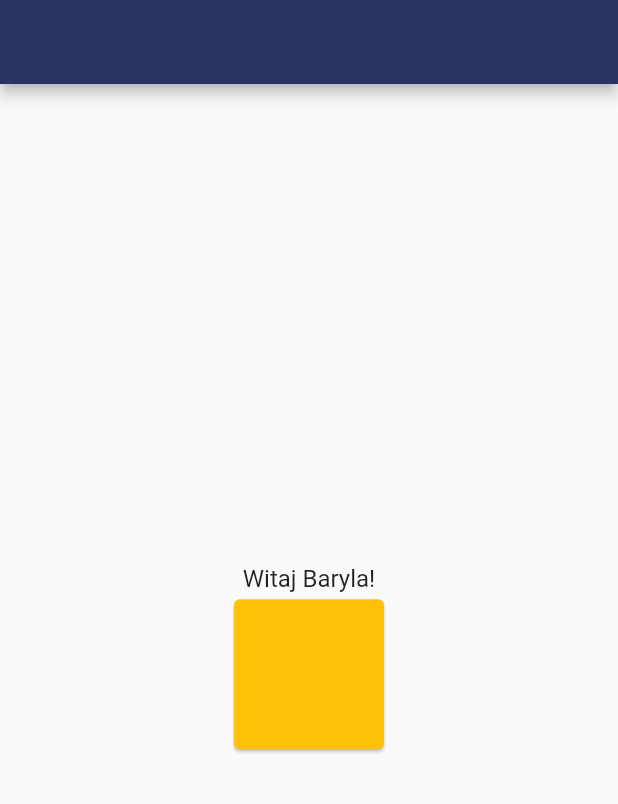
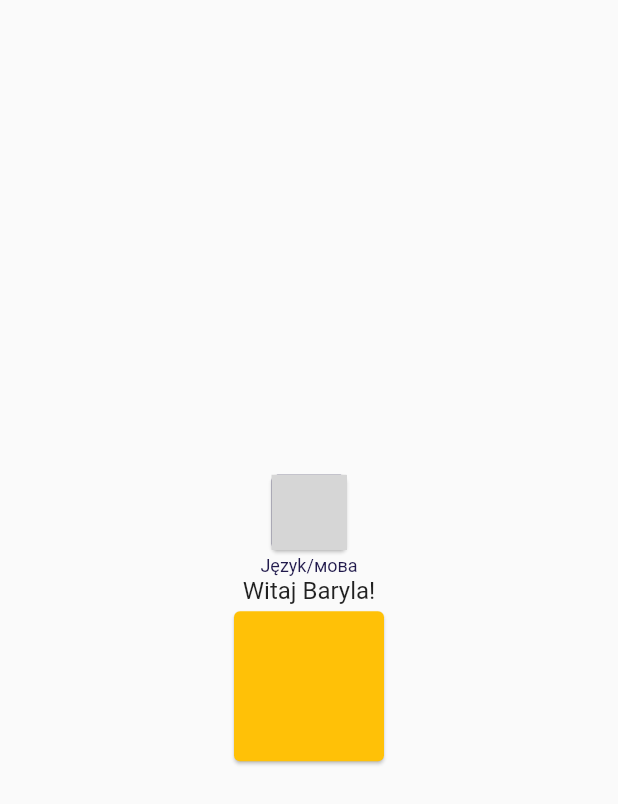
Before and after one commit to rebixpl/moje_miasto, a Flutter app: the screen it shows after launch, on a phone screen of 412 x 824 dp. Shown: the top 804 px of the screen. Run offline on Flutter 3.47's test engine with Material 2 defaults, Android fonts, the phone set to English and light mode, and no system bars; statements that could not run were skipped; grey boxes are pictures that could not be loaded.

Commit message:
1. Login Screen UI

```diff
--- a/lib/screens/login/login_screen.dart
+++ b/lib/screens/login/login_screen.dart
@@ -6,11 +6,28 @@ class LoginScreen extends StatelessWidget {
   @override
   Widget build(BuildContext context) {
     return Scaffold(
-      appBar: AppBar(),
       body: Center(
         child: Column(
           mainAxisAlignment: MainAxisAlignment.center,
           children: [
+            Column(
+              children: [
+                Card(
+                  color: Theme.of(context).colorScheme.secondary,
+                  child: Container(
+                    width: 50.0,
+                    height: 50.0,
+                    child: ,
+                  ),
+                ),
+                Text(
+                  "Język/мова",
+                  style: Theme.of(context).textTheme.caption!.copyWith(
+                        color: Theme.of(context).colorScheme.secondary,
+                      ),
+                ),
+              ],
+            ),
             Text(
               "Witaj Baryla!",
               style: Theme.of(context).textTheme.titleMedium,
--- a/pubspec.yaml
+++ b/pubspec.yaml
@@ -60,8 +60,8 @@ flutter:
   uses-material-design: true
 
   # To add assets to your application, add an assets section, like this:
-  # assets:
-  #   - images/a_dot_burr.jpeg
+   assets:
+    - images/screens/
   #   - images/a_dot_ham.jpeg
 
   # An image asset can refer to one or more resolution-specific "variants", see
```
